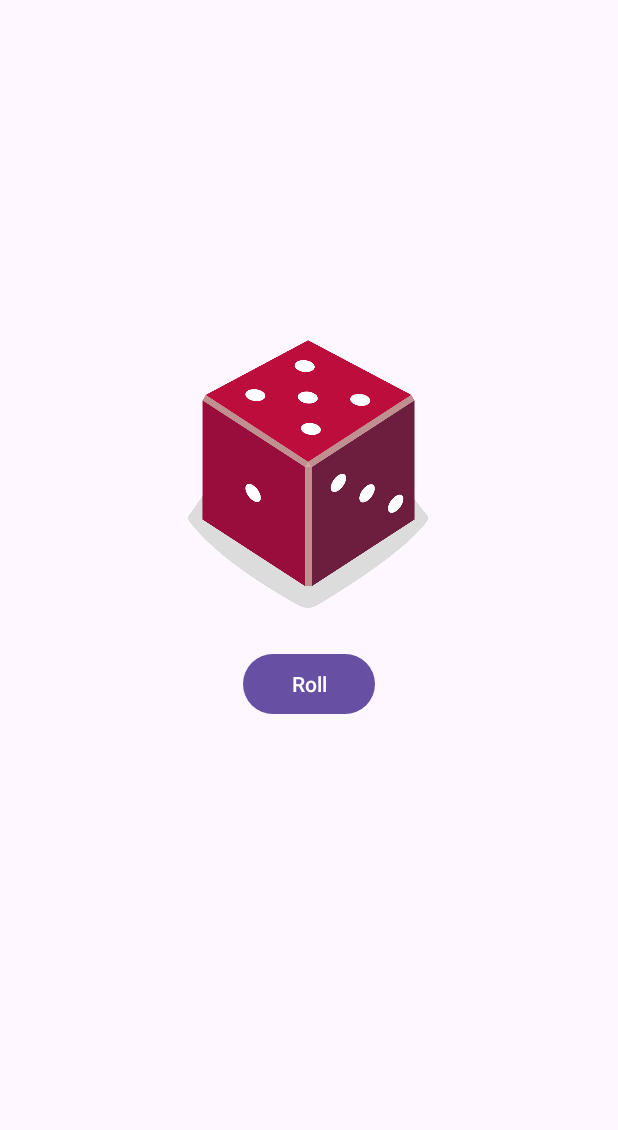
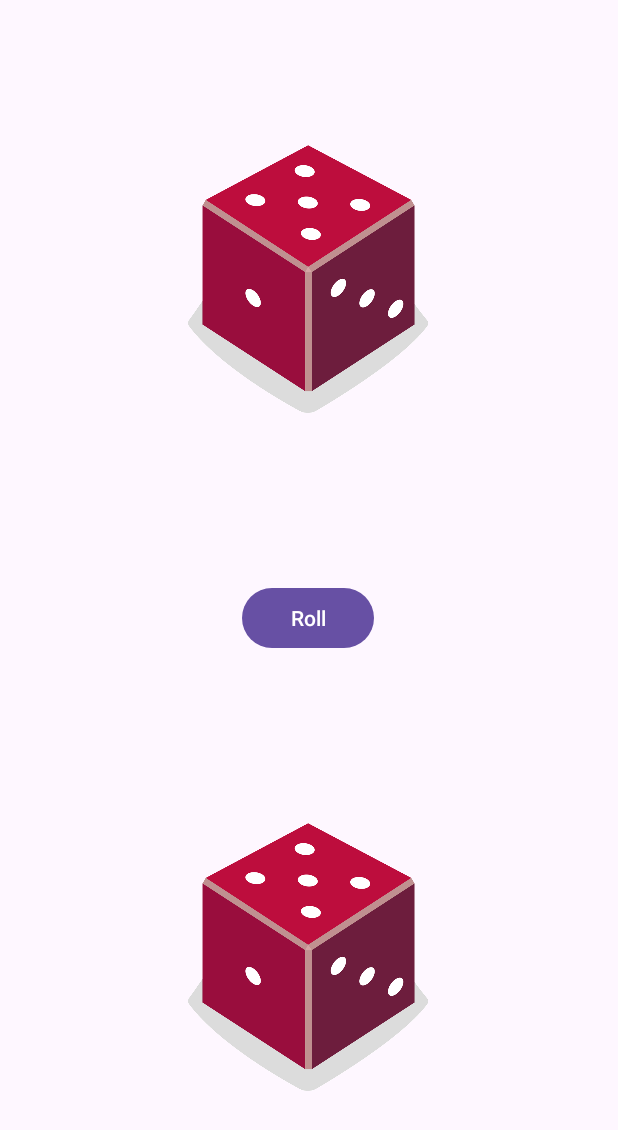
Before and after one commit to natakozak/dicerollapp, an Android app: the screen it shows after launch (MainActivity), on a phone screen of 412 x 824 dp. Shown: the top 1130 px of the screen. Run offline under Robolectric (Android 15) with nearby library versions, the phone set to English and light mode, and no system bars.

Commit message:
sixth commit

```diff
--- a/app/src/main/java/com/example/happybirthday/MainActivity.kt
+++ b/app/src/main/java/com/example/happybirthday/MainActivity.kt
@@ -31,12 +31,16 @@ class MainActivity : AppCompatActivity() {
     }
 
     private fun rollDice() {
-        val dice = Dice(6)
-        val diceRoll = dice.roll()
+        val dice1 = Dice(6)
+        val diceRoll1 = dice1.roll()
 
-        val diceImage: ImageView = findViewById(R.id.imageView)
+        val dice2 = Dice(6)
+        val diceRoll2 = dice2.roll()
 
-        val drawableResource = when (diceRoll) {
+        val diceImage1: ImageView = findViewById(R.id.imageView1)
+        val diceImage2: ImageView = findViewById(R.id.imageView2)
+
+        val drawableResource1 = when (diceRoll1) {
             1 -> R.drawable.dice_1
             2 -> R.drawable.dice_2
             3 -> R.drawable.dice_3
@@ -45,11 +49,20 @@ class MainActivity : AppCompatActivity() {
             else -> R.drawable.dice_6
         }
 
-        // Update the ImageView with the correct drawable resource ID
-        diceImage.setImageResource(drawableResource)
+        val drawableResource2 = when (diceRoll2) {
+            1 -> R.drawable.dice_1
+            2 -> R.drawable.dice_2
+            3 -> R.drawable.dice_3
+            4 -> R.drawable.dice_4
+            5 -> R.drawable.dice_5
+            else -> R.drawable.dice_6
+        }
 
-        // Update the content description
-        diceImage.contentDescription = diceRoll.toString()
+        diceImage1.setImageResource(drawableResource1)
+        diceImage1.contentDescription = diceRoll1.toString()
+
+        diceImage2.setImageResource(drawableResource2)
+        diceImage2.contentDescription = diceRoll2.toString()
     }
 
     class Dice(private val numSides: Int) {
--- a/app/src/main/res/layout/activity_main.xml
+++ b/app/src/main/res/layout/activity_main.xml
@@ -11,22 +11,37 @@
         android:layout_width="wrap_content"
         android:layout_height="wrap_content"
         android:layout_marginTop="16dp"
+        android:layout_marginBottom="16dp"
         android:text="@string/roll"
+        app:layout_constraintBottom_toTopOf="@+id/imageView1"
         app:layout_constraintEnd_toEndOf="parent"
+        app:layout_constraintHorizontal_bias="0.498"
         app:layout_constraintStart_toStartOf="parent"
-        app:layout_constraintTop_toBottomOf="@+id/imageView" />
+        app:layout_constraintTop_toBottomOf="@+id/imageView2"
+        tools:ignore="UnknownId" />
 
     <ImageView
-        android:id="@+id/imageView"
+        android:id="@+id/imageView1"
         android:layout_width="160dp"
         android:layout_height="200dp"
+        android:importantForAccessibility="no"
         app:layout_constraintBottom_toBottomOf="parent"
         app:layout_constraintEnd_toEndOf="parent"
         app:layout_constraintHorizontal_bias="0.498"
         app:layout_constraintStart_toStartOf="parent"
+        app:layout_constraintTop_toBottomOf="@+id/button"
+        app:srcCompat="@drawable/dice_1" />
+
+    <ImageView
+        android:id="@+id/imageView2"
+        android:layout_width="160dp"
+        android:layout_height="200dp"
+        android:importantForAccessibility="no"
+        app:layout_constraintBottom_toTopOf="@+id/button"
+        app:layout_constraintEnd_toEndOf="parent"
+        app:layout_constraintHorizontal_bias="0.498"
+        app:layout_constraintStart_toStartOf="parent"
         app:layout_constraintTop_toTopOf="parent"
-        app:layout_constraintVertical_bias="0.346"
-        app:srcCompat="@drawable/dice_1"
-        android:importantForAccessibility="no" />
+        app:srcCompat="@drawable/dice_1" />
 
 </androidx.constraintlayout.widget.ConstraintLayout>
```
